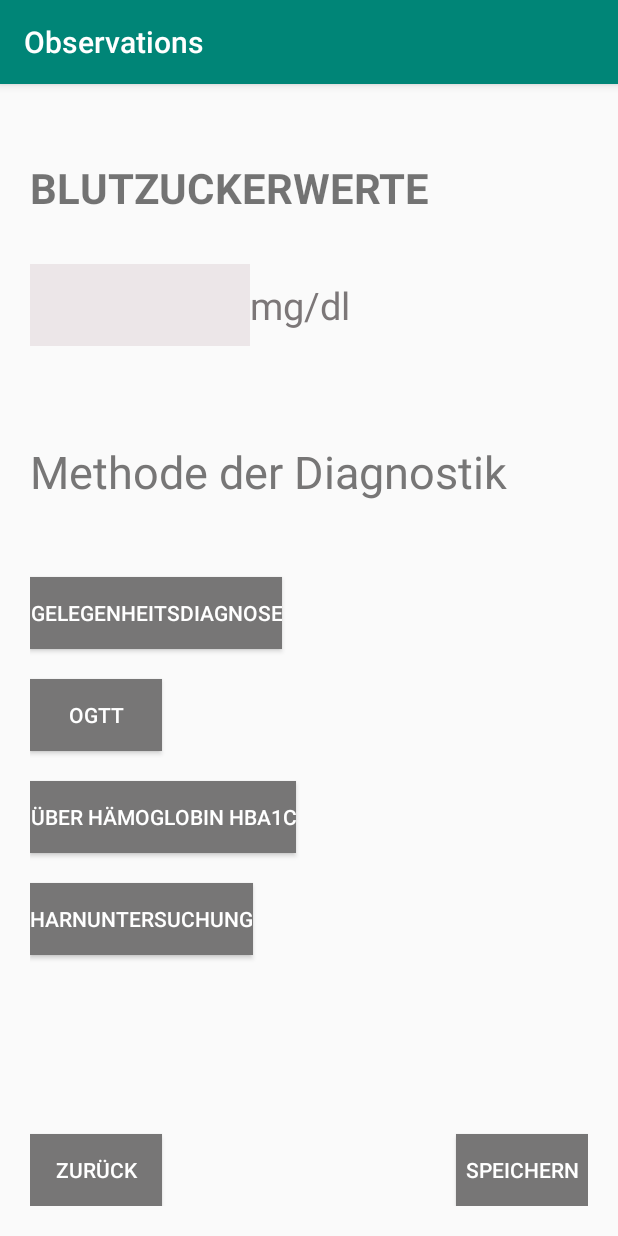
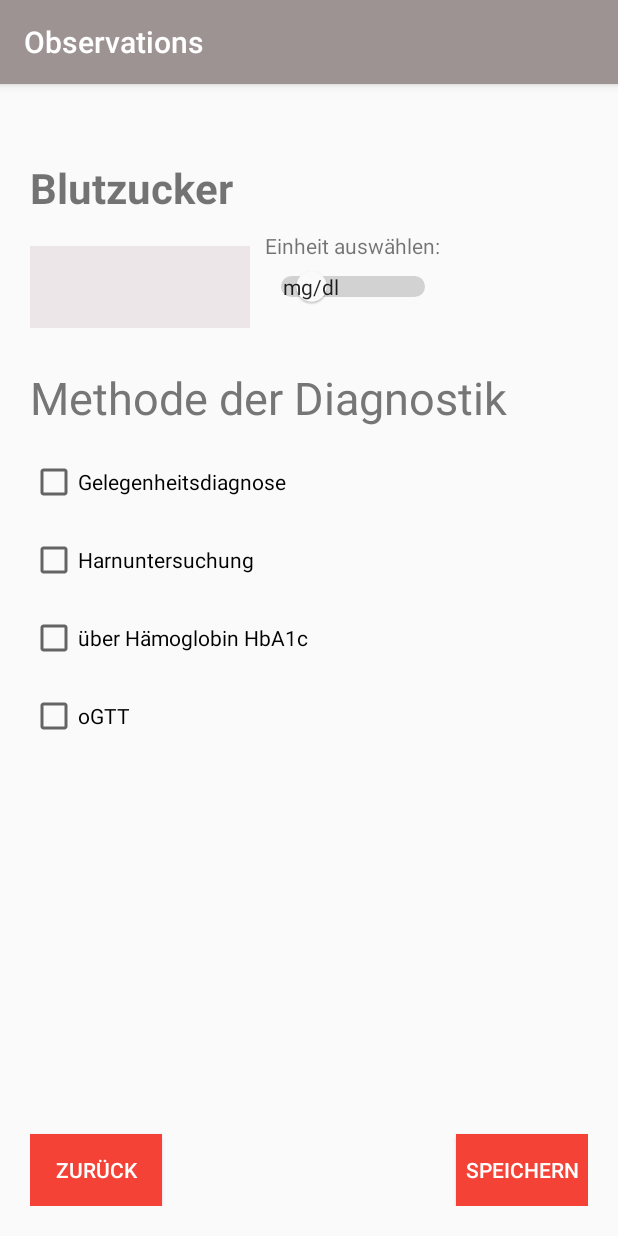
Before and after one commit to knesslau17/App, an Android app: the BlutzuckerActivity screen opened directly, with no data from a screen before it, on a phone screen of 412 x 824 dp. Run offline under Robolectric (Android 15) with nearby library versions, the phone set to English and light mode, and no system bars.

Commit message:
UI fixes

```diff
--- a/app/src/main/java/com/example/observations/BlutdruckActivity.java
+++ b/app/src/main/java/com/example/observations/BlutdruckActivity.java
@@ -2,6 +2,7 @@ package com.example.observations;
 
 import android.support.v7.app.AppCompatActivity;
 import android.os.Bundle;
+import android.view.View;
 
 public class BlutdruckActivity extends AppCompatActivity {
 
@@ -20,4 +21,10 @@ public class BlutdruckActivity extends AppCompatActivity {
         super.onBackPressed(); //wenn man die Zeile auskommentiert funktioniert der back-Button nicht in der Activity
         //}
     }
+
+    public void onclickSaveRR(View view) {
+    }
+
+    public void onClickSwitchToMain(View view) {
+    }
 }
--- a/app/src/main/java/com/example/observations/BlutzuckerActivity.java
+++ b/app/src/main/java/com/example/observations/BlutzuckerActivity.java
@@ -2,6 +2,7 @@ package com.example.observations;
 
 import android.support.v7.app.AppCompatActivity;
 import android.os.Bundle;
+import android.view.View;
 
 public class BlutzuckerActivity extends AppCompatActivity {
 
@@ -20,4 +21,11 @@ public class BlutzuckerActivity extends AppCompatActivity {
         super.onBackPressed(); //wenn man die Zeile auskommentiert funktioniert der back-Button nicht in der Activity
         //}
     }
+
+
+    public void onClickSaveBZ(View view) {
+    }
+
+    public void onClickSwitchToMain(View view) {
+    }
 }
--- a/app/src/main/res/layout/activity_blutdruck.xml
+++ b/app/src/main/res/layout/activity_blutdruck.xml
@@ -13,7 +13,7 @@
         android:layout_alignParentEnd="true"
         android:layout_alignParentBottom="true"
         android:background="#BD1C4A"
-        android:onClick="onClickCalculateBMI"
+        android:onClick="onclickSaveRR"
         android:text="@string/saveRR"
         android:textColor="#FFFFFF" />
 
@@ -33,7 +33,7 @@
         android:layout_width="wrap_content"
         android:layout_height="wrap_content"
         android:layout_marginTop="30dp"
-        android:text="BLUTDRUCK"
+        android:text="@string/headerRR"
         android:textSize="28sp"
         android:textStyle="bold" />
 
@@ -41,7 +41,6 @@
         android:id="@+id/headingSystolic"
         android:layout_width="match_parent"
         android:layout_height="wrap_content"
-
         android:layout_below="@+id/headerBloodpressure"
         android:layout_marginTop="80dp"
         android:background="#BD1C4A"
@@ -53,13 +52,12 @@
     <EditText
         android:id="@+id/inputSystolic"
         style="@android:style/Widget.DeviceDefault.EditText"
-        android:layout_width="wrap_content"
+        android:layout_width="150dp"
         android:layout_height="wrap_content"
         android:layout_below="@+id/headingSystolic"
         android:layout_centerHorizontal="true"
         android:background="?attr/editTextBackground"
         android:backgroundTint="#BD1C4A"
-
         android:ems="5"
         android:inputType="numberDecimal"
         android:paddingTop="10dp"
@@ -83,13 +81,12 @@
     <EditText
         android:id="@+id/inputDiastolic"
         style="@android:style/Widget.DeviceDefault.EditText"
-        android:layout_width="wrap_content"
+        android:layout_width="150dp"
         android:layout_height="wrap_content"
         android:layout_below="@+id/headingDiastolic"
         android:layout_centerHorizontal="true"
         android:background="?attr/editTextBackground"
         android:backgroundTint="#BD1C4A"
-
         android:ems="5"
         android:inputType="numberDecimal"
         android:paddingTop="10dp"
--- a/app/src/main/res/layout/activity_bz.xml
+++ b/app/src/main/res/layout/activity_bz.xml
@@ -6,14 +6,112 @@
     android:padding="20dp"
     tools:context=".BlutzuckerActivity">
 
+    <TextView
+        android:id="@+id/headerBloodsugar"
+        android:layout_width="wrap_content"
+        android:layout_height="wrap_content"
+        android:layout_marginTop="30dp"
+        android:text="@string/headerBZ"
+        android:textSize="28sp"
+        android:textStyle="bold" />
+
+    <EditText
+        android:id="@+id/inputBloodsugar"
+        style="@android:style/Widget.DeviceDefault.EditText"
+        android:layout_width="wrap_content"
+        android:layout_height="wrap_content"
+        android:layout_below="@+id/headerBloodsugar"
+        android:layout_marginTop="20dp"
+        android:background="#DFDADA"
+        android:backgroundTint="#ECE6E8"
+        android:ems="5"
+        android:importantForAutofill="no"
+        android:inputType="numberDecimal"
+        android:paddingTop="10dp"
+        android:paddingBottom="10dp"
+        android:textColor="#000000"
+        android:textColorHighlight="#FFFFFF"
+        android:textSize="25sp"
+        tools:ignore="LabelFor" />
+
+    <TextView
+        android:id="@+id/textViewEinheit"
+        android:layout_width="wrap_content"
+        android:layout_height="wrap_content"
+        android:layout_below="@+id/headerBloodsugar"
+        android:layout_marginStart="10dp"
+        android:layout_marginTop="10dp"
+        android:layout_toEndOf="@+id/inputBloodsugar"
+        android:text="@string/textEinheit" />
+
+    <Switch
+        android:id="@+id/switchInput"
+        android:layout_width="wrap_content"
+        android:layout_height="wrap_content"
+        android:layout_below="@+id/headerBloodsugar"
+        android:layout_marginStart="10dp"
+        android:layout_marginTop="33dp"
+        android:layout_toEndOf="@+id/inputBloodsugar"
+        android:showText="true"
+        android:switchTextAppearance="@style/TextAppearance.AppCompat.Body1"
+        android:textAppearance="@style/TextAppearance.AppCompat.Body2"
+        android:textOff="@string/switchMG"
+        android:textOn="@string/switchMMOL"
+        android:textStyle="bold"
+        android:thumbTextPadding="5dp"
+        android:thumbTint="#ffffff"
+        android:trackTint="@color/colorPrimaryDark" />
+
+    <TextView
+        android:id="@+id/headerMethods"
+        android:layout_width="match_parent"
+        android:layout_height="wrap_content"
+        android:layout_below="@+id/switchInput"
+        android:layout_marginTop="40dp"
+        android:text="@string/headerBZmethods"
+        android:textColor="#777676"
+        android:textSize="30sp" />
+
+    <CheckBox
+        android:id="@+id/checkBox1"
+        android:layout_width="wrap_content"
+        android:layout_height="wrap_content"
+        android:layout_below="@+id/headerMethods"
+        android:layout_marginTop="20dp"
+        android:text="@string/btnGelegenheit" />
+
+    <CheckBox
+        android:id="@+id/checkBox2"
+        android:layout_width="wrap_content"
+        android:layout_height="wrap_content"
+        android:layout_below="@+id/checkBox1"
+        android:layout_marginTop="20dp"
+        android:text="@string/btnHarn" />
+
+    <CheckBox
+        android:id="@+id/checkBox3"
+        android:layout_width="wrap_content"
+        android:layout_height="wrap_content"
+        android:layout_below="@+id/checkBox2"
+        android:layout_marginTop="20dp"
+        android:text="@string/btnHämo" />
+
+    <CheckBox
+        android:id="@+id/checkBox4"
+        android:layout_width="wrap_content"
+        android:layout_height="wrap_content"
+        android:layout_below="@+id/checkBox3"
+        android:layout_marginTop="20dp"
+        android:text="@string/btnOGTT" />
+
     <Button
         android:id="@+id/saveBZ"
         android:layout_width="wrap_content"
         android:layout_height="wrap_content"
         android:layout_alignParentEnd="true"
         android:layout_alignParentBottom="true"
-        android:background="#777676"
-        android:onClick="onClickCalculateBMI"
+        android:background="#F44336"
+        android:onClick="onClickSaveBZ"
         android:text="@string/saveBZ"
         android:textColor="#FFFFFF" />
 
@@ -23,109 +121,10 @@
         android:layout_height="wrap_content"
         android:layout_alignParentStart="true"
         android:layout_alignParentBottom="true"
-        android:background="#777676"
+        android:background="#F44336"
         android:onClick="onClickSwitchToMain"
         android:text="@string/btnBack"
         android:textColor="#FFFFFF" />
 
-    <TextView
-        android:id="@+id/headerBloodsugar"
-        android:layout_width="wrap_content"
-        android:layout_height="wrap_content"
-        android:layout_marginTop="30dp"
-        android:text="BLUTZUCKERWERTE"
-        android:textSize="28sp"
-        android:textStyle="bold" />
-
-    <TextView
-        android:id="@+id/headerMethods"
-        android:layout_width="match_parent"
-        android:layout_height="wrap_content"
-        android:layout_below="@+id/headerBloodsugar"
-        android:layout_marginTop="150dp"
-
-
-        android:text="Methode der Diagnostik"
-        android:textColor="#777676"
-        android:textSize="30sp" />
-
-    <EditText
-        android:id="@+id/inputBloodsugar"
-        style="@android:style/Widget.DeviceDefault.EditText"
-        android:layout_width="wrap_content"
-        android:layout_height="wrap_content"
-        android:layout_marginTop="100dp"
-
-        android:background="#DFDADA"
-
-
-        android:backgroundTint="#ECE6E8"
-
-        android:ems="5"
-        android:inputType="numberDecimal"
-        android:paddingTop="10dp"
-        android:paddingBottom="10dp"
-        android:textColor="#1C78BD"
-        android:textColorHighlight="#FFFFFF"
-        android:textSize="25sp" />
-
-    <TextView
-        android:id="@+id/unitMgdl"
-        android:layout_width="wrap_content"
-        android:layout_height="wrap_content"
-        android:layout_marginTop="100dp"
-
-
-        android:layout_toEndOf="@id/inputBloodsugar"
-        android:paddingTop="10dp"
-        android:paddingBottom="10dp"
-        android:text="mg/dl"
-        android:textColor="#7C7778"
-        android:textSize="25sp" />
-
-    <Button
-        android:id="@+id/buttonDiagnosis1"
-        android:layout_width="wrap_content"
-        android:layout_height="wrap_content"
-        android:layout_below="@+id/headerMethods"
-        android:layout_marginTop="50dp"
-
-        android:background="#777676"
-        android:text="Gelegenheitsdiagnose"
-        android:textColor="#FFFFFF" />
-
-    <Button
-        android:id="@+id/buttonDiagnosis2"
-        android:layout_width="wrap_content"
-        android:layout_height="wrap_content"
-        android:layout_below="@+id/buttonDiagnosis1"
-        android:layout_marginTop="20dp"
-
-        android:background="#777676"
-        android:text="oGTT"
-        android:textColor="#FFFFFF" />
-
-    <Button
-        android:id="@+id/buttonDiagnosis3"
-        android:layout_width="wrap_content"
-        android:layout_height="wrap_content"
-        android:layout_below="@+id/buttonDiagnosis2"
-        android:layout_marginTop="20dp"
-
-        android:background="#777676"
-        android:text="über Hämoglobin HbA1c"
-        android:textColor="#FFFFFF" />
-
-    <Button
-        android:id="@+id/buttonDiagnosis4"
-        android:layout_width="wrap_content"
-        android:layout_height="wrap_content"
-        android:layout_below="@+id/buttonDiagnosis3"
-        android:layout_marginTop="20dp"
-
-        android:background="#777676"
-        android:text="Harnuntersuchung"
-        android:textColor="#FFFFFF" />
-
 
 </android.widget.RelativeLayout>
--- a/app/src/main/res/values/colors.xml
+++ b/app/src/main/res/values/colors.xml
@@ -1,6 +1,6 @@
 <?xml version="1.0" encoding="utf-8"?>
 <resources>
-    <color name="colorPrimary">#008577</color>
-    <color name="colorPrimaryDark">#00574B</color>
-    <color name="colorAccent">#D81B60</color>
+    <color name="colorPrimary">#9E9393</color>
+    <color name="colorPrimaryDark">#5E5C5C</color>
+    <color name="colorAccent">#F44336</color>
 </resources>
--- a/app/src/main/res/values/strings.xml
+++ b/app/src/main/res/values/strings.xml
@@ -18,8 +18,18 @@
 
     <!-- BZ Layout -->
     <string name="saveBZ">"Speichern"</string>
+    <string name="headerBZ">"Blutzucker"</string>
+    <string name="switchMG">"mg/dl"</string>
+    <string name="switchMMOL">"mmol/l"</string>
+    <string name="headerBZmethods">"Methode der Diagnostik"</string>
+    <string name="btnGelegenheit">"Gelegenheitsdiagnose"</string>
+    <string name="btnOGTT">"oGTT"</string>
+    <string name="btnHämo">"über Hämoglobin HbA1c"</string>
+    <string name="btnHarn">"Harnuntersuchung"</string>
+    <string name="textEinheit">"Einheit auswählen:"</string>
 
     <!-- RR Layout -->
     <string name="saveRR">"Speichern"</string>
+    <string name="headerRR">"Blutdruck"</string>
 
 </resources>
```
